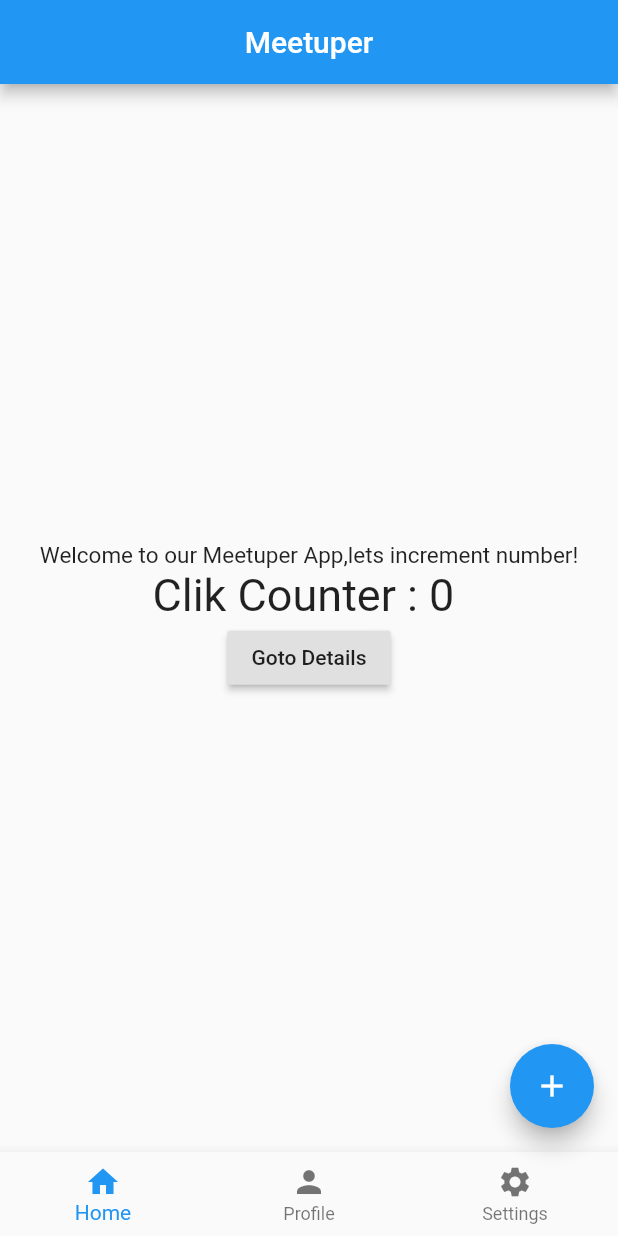
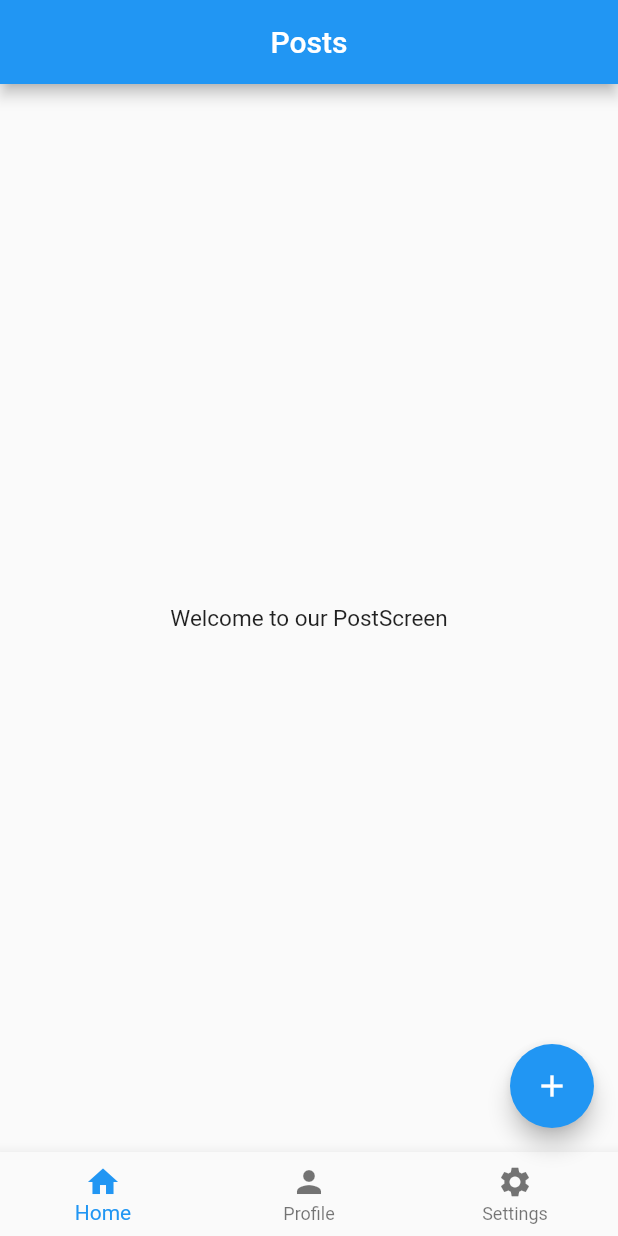
Before and after one commit to indraworks/flutter_proj_meetuper, a Flutter app: the screen it shows after launch, on a phone screen of 412 x 824 dp. Run offline on Flutter 3.47's test engine with Material 2 defaults, Android fonts, the phone set to English and light mode, and no system bars.

Commit message:
jspn placeholder

```diff
--- a/lib/main.dart
+++ b/lib/main.dart
@@ -1,6 +1,7 @@
 import 'package:flutter/material.dart';
-import 'package:learn_meetup/src/screens/counter_home_screen.dart';
+// import 'package:learn_meetup/src/screens/counter_home_screen.dart';
 import 'package:learn_meetup/src/screens/meetup_detail_screen.dart';
+import 'package:learn_meetup/src/screens/post_screen.dart';
 
 void main() {
   runApp(MeetuperApp());
@@ -12,7 +13,8 @@ class MeetuperApp extends StatelessWidget {
   Widget build(BuildContext context) {
     return MaterialApp(
         theme: ThemeData(primarySwatch: Colors.blue),
-        home: CounterHomeScreen(title: appTitle),
+        // home: CounterHomeScreen(title: appTitle), //temporary utk atihan jsonplaceholder
+        home: PostScreen(),
         routes: {MeetupDetailScreen.route: (context) => MeetupDetailScreen()});
     //  kita ganti routes: {'/meetupDetail': (context) => MeetupDetailScreen()});
   }
--- a/lib/src/screens/counter_home_screen.dart
+++ b/lib/src/screens/counter_home_screen.dart
@@ -8,10 +8,10 @@ import 'widgets/bottom_navigation.dart';
 //manual
 
 class CounterHomeScreen extends StatefulWidget {
-  final String _title;
-  //constructornya
-  //
-  CounterHomeScreen({String title}) : _title = title;
+  // final String _title;
+  // //constructornya
+  // //
+  // CounterHomeScreen({String title}) : _title = title; //gak perlu smntara utk latihan jsonplaceholder
 
   // CounterHomeScreenState createState() => CounterHomeScreenState();
   //  yg diatas sama syntax commandnya dgn func () { return statement}
--- a/lib/src/screens/meetup_detail_screen.dart
+++ b/lib/src/screens/meetup_detail_screen.dart
@@ -1,4 +1,5 @@
 import 'package:flutter/material.dart';
+import 'package:learn_meetup/src/screens/widgets/bottom_navigation.dart';
 
 class MeetupDetailScreen extends StatelessWidget {
   static final String route = '/meetupDetail';
@@ -10,6 +11,8 @@ class MeetupDetailScreen extends StatelessWidget {
       body: Center(
         child: Text('Iam Meetup Detail Screen'),
       ),
+      bottomNavigationBar: BottomNavigation(), //kita kasih juga agar muncul
+      //dipagenya neetup_detail
     );
   }
 }
--- /dev/null
+++ b/lib/src/screens/post_screen.dart
@@ -0,0 +1,60 @@
+//kita mau ambil data dari jsonplaceholder kita fetch datanya
+//dan kita copy dulu data counter_home ganti nama classnya saja
+//ini tuk latihan
+//
+import 'package:flutter/material.dart';
+
+import 'widgets/bottom_navigation.dart';
+import 'package:http/http.dart' as http;
+
+//kita refactoring isi dari code,nama class sama
+//sesuai dgn nama file dartnya
+
+//manual
+
+class PostScreen extends StatefulWidget {
+  final String _title;
+  //constructornya
+  //
+  PostScreen({String title}) : _title = title;
+
+  // PostScreenState createState() => PostScreenState();
+  //  yg diatas sama syntax commandnya dgn func () { return statement}
+  @override
+  _PostScreenState createState() {
+    return _PostScreenState();
+  }
+}
+
+class _PostScreenState extends State<PostScreen> {
+  Widget build(BuildContext context) {
+    return Scaffold(
+      appBar: AppBar(centerTitle: true, title: Text('Posts')),
+      body: Center(
+        child: Column(
+          mainAxisAlignment: MainAxisAlignment.center,
+          children: [
+            Text(
+              'Welcome to our PostScreen',
+              textDirection: TextDirection.ltr,
+              style: TextStyle(fontSize: 15.0),
+            ),
+          ],
+        ),
+      ),
+      bottomNavigationBar: BottomNavigation(),
+      floatingActionButton: FloatingActionButton(
+        child: Icon(Icons.add),
+        onPressed: () {},
+      ),
+    );
+  }
+}
+/*
+nah kita akan fetch data posts dari JSONPlaceHolder
+utk cari package di https://pub.dev/packages/http
+utk itu iunakan package  http 0.12.0+2
+yang terupdate adalah http 0.13.1
+
+
+*/
--- a/pubspec.yaml
+++ b/pubspec.yaml
@@ -18,16 +18,16 @@ publish_to: 'none' # Remove this line if you wish to publish to pub.dev
 version: 1.0.0+1
 
 environment:
-  sdk: ">=2.7.0 <3.0.0"
+  sdk: '>=2.7.0 <3.0.0'
 
 dependencies:
   flutter:
     sdk: flutter
 
-
   # The following adds the Cupertino Icons font to your application.
   # Use with the CupertinoIcons class for iOS style icons.
   cupertino_icons: ^1.0.0
+  http: ^0.12.0+2
 
 dev_dependencies:
   flutter_test:
@@ -38,7 +38,6 @@ dev_dependencies:
 
 # The following section is specific to Flutter.
 flutter:
-
   # The following line ensures that the Material Icons font is
   # included with your application, so that you can use the icons in
   # the material Icons class.
```
Also changed, not shown: pubspec.lock.
